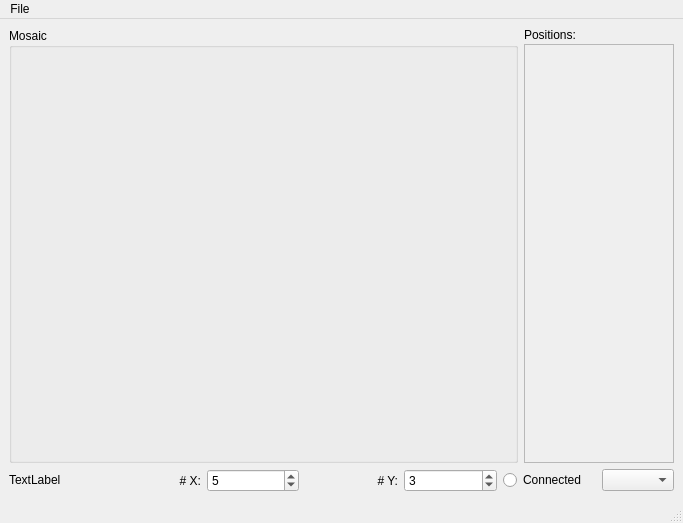
This is steve/qtdesigner/steve.ui in ZhuangLab/storm-control as Qt 5 draws it before an edit. The edited form follows.
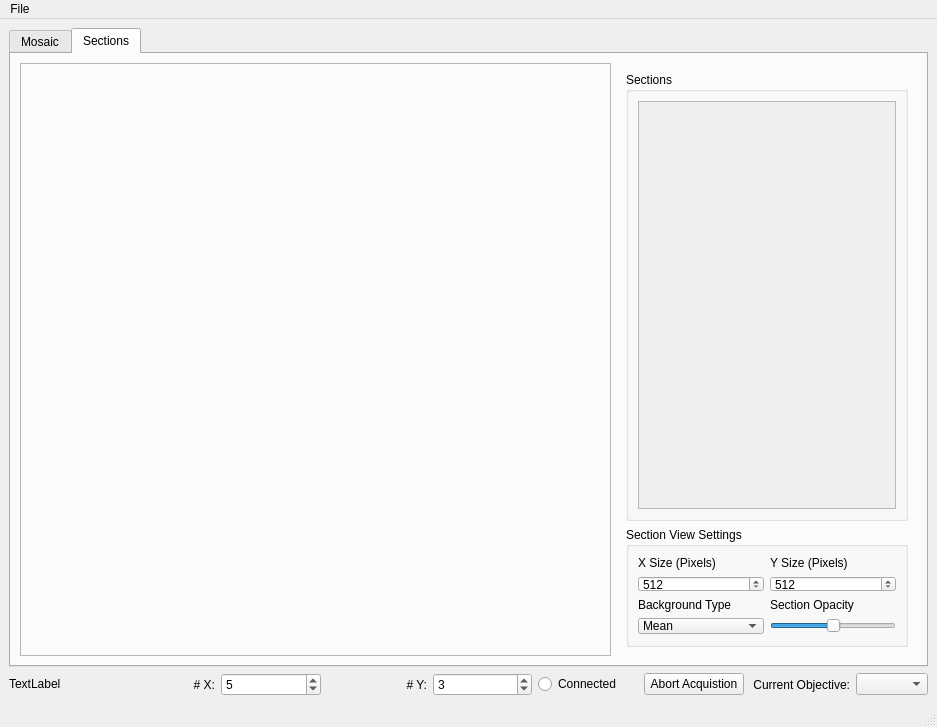
This is the edited form. The open tabs and pages were chosen to show the change.

Commit message: Add a "old_trunk" directory. Move trunk/steve to old_trunk/steve. Move hazen/trunk/steve to trunk/steve.

```diff
--- a/steve/qtdesigner/steve.ui
+++ b/steve/qtdesigner/steve.ui
@@ -6,91 +6,303 @@
    <rect>
     <x>0</x>
     <y>0</y>
-    <width>683</width>
-    <height>523</height>
+    <width>937</width>
+    <height>727</height>
    </rect>
   </property>
   <property name="windowTitle">
    <string>Steve</string>
   </property>
   <widget class="QWidget" name="centralwidget">
-   <layout class="QGridLayout" name="gridLayout">
-    <item row="0" column="0">
-     <layout class="QHBoxLayout" name="horizontalLayout">
-      <item>
-       <widget class="QGroupBox" name="mosaicGroupBox">
-        <property name="sizePolicy">
-         <sizepolicy hsizetype="MinimumExpanding" vsizetype="MinimumExpanding">
-          <horstretch>0</horstretch>
-          <verstretch>0</verstretch>
-         </sizepolicy>
-        </property>
-        <property name="minimumSize">
-         <size>
-          <width>200</width>
-          <height>200</height>
-         </size>
-        </property>
-        <property name="title">
-         <string>Mosaic</string>
-        </property>
-       </widget>
-      </item>
-      <item>
-       <layout class="QVBoxLayout" name="verticalLayout">
-        <property name="spacing">
-         <number>2</number>
-        </property>
-        <property name="sizeConstraint">
-         <enum>QLayout::SetMinimumSize</enum>
-        </property>
+   <layout class="QVBoxLayout" name="verticalLayout">
+    <item>
+     <widget class="QTabWidget" name="tabWidget">
+      <property name="currentIndex">
+       <number>0</number>
+      </property>
+      <widget class="QWidget" name="mosaicTab">
+       <attribute name="title">
+        <string>Mosaic</string>
+       </attribute>
+       <layout class="QHBoxLayout" name="horizontalLayout_2">
         <item>
-         <widget class="QLabel" name="positionsLabel">
-          <property name="sizePolicy">
-           <sizepolicy hsizetype="Fixed" vsizetype="Fixed">
-            <horstretch>0</horstretch>
-            <verstretch>0</verstretch>
-           </sizepolicy>
+         <widget class="QFrame" name="mosaicFrame">
+          <property name="frameShape">
+           <enum>QFrame::StyledPanel</enum>
           </property>
-          <property name="text">
-           <string>Positions:</string>
+          <property name="frameShadow">
+           <enum>QFrame::Raised</enum>
           </property>
          </widget>
         </item>
         <item>
-         <widget class="QFrame" name="positionsFrame">
+         <widget class="QWidget" name="widget" native="true">
           <property name="sizePolicy">
-           <sizepolicy hsizetype="Fixed" vsizetype="MinimumExpanding">
+           <sizepolicy hsizetype="Maximum" vsizetype="Preferred">
             <horstretch>0</horstretch>
             <verstretch>0</verstretch>
            </sizepolicy>
           </property>
           <property name="minimumSize">
            <size>
-            <width>150</width>
+            <width>0</width>
             <height>0</height>
            </size>
           </property>
           <property name="maximumSize">
            <size>
-            <width>150</width>
+            <width>16777215</width>
+            <height>100000</height>
+           </size>
+          </property>
+          <layout class="QVBoxLayout" name="verticalLayout_2">
+           <item>
+            <widget class="QGroupBox" name="positionsGroupBox">
+             <property name="sizePolicy">
+              <sizepolicy hsizetype="Preferred" vsizetype="Expanding">
+               <horstretch>0</horstretch>
+               <verstretch>0</verstretch>
+              </sizepolicy>
+             </property>
+             <property name="minimumSize">
+              <size>
+               <width>0</width>
+               <height>0</height>
+              </size>
+             </property>
+             <property name="maximumSize">
+              <size>
+               <width>10000</width>
+               <height>10000</height>
+              </size>
+             </property>
+             <property name="title">
+              <string>Positions</string>
+             </property>
+             <layout class="QVBoxLayout" name="verticalLayout_4">
+              <item>
+               <widget class="QFrame" name="positionsFrame">
+                <property name="frameShape">
+                 <enum>QFrame::StyledPanel</enum>
+                </property>
+                <property name="frameShadow">
+                 <enum>QFrame::Raised</enum>
+                </property>
+               </widget>
+              </item>
+             </layout>
+            </widget>
+           </item>
+           <item>
+            <widget class="QGroupBox" name="objectivesGroupBox">
+             <property name="minimumSize">
+              <size>
+               <width>250</width>
+               <height>50</height>
+              </size>
+             </property>
+             <property name="maximumSize">
+              <size>
+               <width>300</width>
+               <height>300</height>
+              </size>
+             </property>
+             <property name="title">
+              <string>Objective Settings</string>
+             </property>
+             <layout class="QVBoxLayout" name="verticalLayout_3">
+              <item>
+               <widget class="QFrame" name="objectivesFrame">
+                <property name="frameShape">
+                 <enum>QFrame::StyledPanel</enum>
+                </property>
+                <property name="frameShadow">
+                 <enum>QFrame::Raised</enum>
+                </property>
+               </widget>
+              </item>
+             </layout>
+            </widget>
+           </item>
+          </layout>
+         </widget>
+        </item>
+       </layout>
+      </widget>
+      <widget class="QWidget" name="sectionsTab">
+       <attribute name="title">
+        <string>Sections</string>
+       </attribute>
+       <layout class="QHBoxLayout" name="horizontalLayout_3">
+        <item>
+         <widget class="QFrame" name="sectionsDisplayFrame">
+          <property name="frameShape">
+           <enum>QFrame::StyledPanel</enum>
+          </property>
+          <property name="frameShadow">
+           <enum>QFrame::Raised</enum>
+          </property>
+         </widget>
+        </item>
+        <item>
+         <widget class="QWidget" name="sectionsWidget" native="true">
+          <property name="minimumSize">
+           <size>
+            <width>0</width>
+            <height>0</height>
+           </size>
+          </property>
+          <property name="maximumSize">
+           <size>
+            <width>300</width>
             <height>16777215</height>
            </size>
           </property>
-          <property name="frameShape">
-           <enum>QFrame::StyledPanel</enum>
-          </property>
-          <property name="frameShadow">
-           <enum>QFrame::Raised</enum>
-          </property>
+          <layout class="QVBoxLayout" name="verticalLayout_5">
+           <item>
+            <widget class="QGroupBox" name="sectionsGroupBox">
+             <property name="maximumSize">
+              <size>
+               <width>100000</width>
+               <height>16777215</height>
+              </size>
+             </property>
+             <property name="title">
+              <string>Sections</string>
+             </property>
+             <layout class="QVBoxLayout" name="verticalLayout_6">
+              <item>
+               <widget class="QScrollArea" name="sectionsScrollArea">
+                <property name="sizePolicy">
+                 <sizepolicy hsizetype="Preferred" vsizetype="Preferred">
+                  <horstretch>0</horstretch>
+                  <verstretch>0</verstretch>
+                 </sizepolicy>
+                </property>
+                <property name="widgetResizable">
+                 <bool>true</bool>
+                </property>
+                <widget class="QWidget" name="scrollAreaWidgetContents_2">
+                 <property name="geometry">
+                  <rect>
+                   <x>0</x>
+                   <y>0</y>
+                   <width>260</width>
+                   <height>414</height>
+                  </rect>
+                 </property>
+                </widget>
+               </widget>
+              </item>
+             </layout>
+            </widget>
+           </item>
+           <item>
+            <widget class="QGroupBox" name="groupBox">
+             <property name="maximumSize">
+              <size>
+               <width>16777215</width>
+               <height>120</height>
+              </size>
+             </property>
+             <property name="title">
+              <string>Section View Settings</string>
+             </property>
+             <layout class="QGridLayout" name="gridLayout">
+              <item row="0" column="0">
+               <widget class="QLabel" name="xSizeLlabel">
+                <property name="text">
+                 <string>X Size (Pixels)</string>
+                </property>
+               </widget>
+              </item>
+              <item row="0" column="1">
+               <widget class="QLabel" name="ySizeLabel">
+                <property name="text">
+                 <string>Y Size (Pixels)</string>
+                </property>
+               </widget>
+              </item>
+              <item row="1" column="0">
+               <widget class="QSpinBox" name="xSizeSpinBox">
+                <property name="minimum">
+                 <number>100</number>
+                </property>
+                <property name="maximum">
+                 <number>10000</number>
+                </property>
+                <property name="value">
+                 <number>512</number>
+                </property>
+               </widget>
+              </item>
+              <item row="1" column="1">
+               <widget class="QSpinBox" name="ySizeSpinBox">
+                <property name="minimum">
+                 <number>100</number>
+                </property>
+                <property name="maximum">
+                 <number>10000</number>
+                </property>
+                <property name="value">
+                 <number>512</number>
+                </property>
+               </widget>
+              </item>
+              <item row="2" column="0">
+               <widget class="QLabel" name="backgroundLabel">
+                <property name="text">
+                 <string>Background Type</string>
+                </property>
+               </widget>
+              </item>
+              <item row="2" column="1">
+               <widget class="QLabel" name="foregroundOpacityLabel">
+                <property name="text">
+                 <string>Section Opacity</string>
+                </property>
+               </widget>
+              </item>
+              <item row="3" column="1">
+               <widget class="QSlider" name="foregroundOpacitySlider">
+                <property name="sizePolicy">
+                 <sizepolicy hsizetype="Preferred" vsizetype="Preferred">
+                  <horstretch>0</horstretch>
+                  <verstretch>0</verstretch>
+                 </sizepolicy>
+                </property>
+                <property name="maximum">
+                 <number>100</number>
+                </property>
+                <property name="value">
+                 <number>50</number>
+                </property>
+                <property name="orientation">
+                 <enum>Qt::Horizontal</enum>
+                </property>
+               </widget>
+              </item>
+              <item row="3" column="0">
+               <widget class="QComboBox" name="comboBox">
+                <item>
+                 <property name="text">
+                  <string>Mean</string>
+                 </property>
+                </item>
+               </widget>
+              </item>
+             </layout>
+            </widget>
+           </item>
+          </layout>
          </widget>
         </item>
        </layout>
-      </item>
-     </layout>
+      </widget>
+     </widget>
     </item>
-    <item row="1" column="0">
-     <layout class="QHBoxLayout" name="horizontalLayout_2">
+    <item>
+     <layout class="QHBoxLayout" name="horizontalLayout">
       <item>
        <widget class="QLabel" name="mosaicLabel">
         <property name="sizePolicy">
@@ -151,6 +363,23 @@
         </property>
        </widget>
       </item>
+      <item>
+       <widget class="QPushButton" name="abortButton">
+        <property name="text">
+         <string>Abort Acquistion</string>
+        </property>
+       </widget>
+      </item>
+      <item>
+       <widget class="QLabel" name="label">
+        <property name="text">
+         <string>Current Objective:</string>
+        </property>
+        <property name="alignment">
+         <set>Qt::AlignRight|Qt::AlignTrailing|Qt::AlignVCenter</set>
+        </property>
+       </widget>
+      </item>
       <item>
        <widget class="QComboBox" name="magComboBox">
         <property name="sizePolicy">
@@ -176,8 +405,8 @@
     <rect>
      <x>0</x>
      <y>0</y>
-     <width>683</width>
-     <height>23</height>
+     <width>937</width>
+     <height>21</height>
     </rect>
    </property>
    <widget class="QMenu" name="menuFile">
```
The commit also changes 9 other files.
